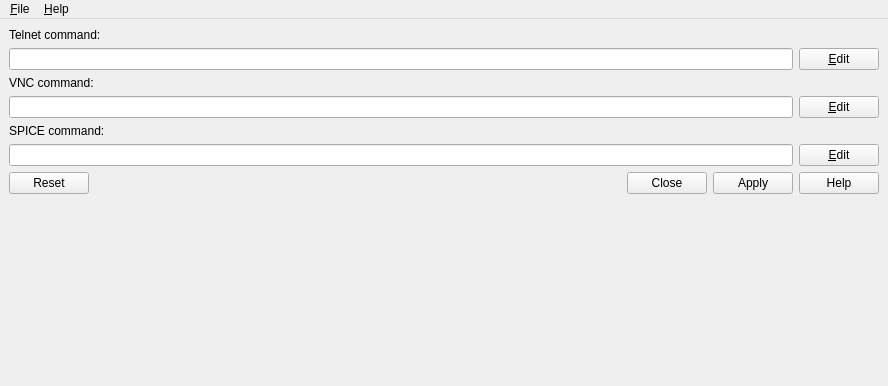
This is gns3_webclient_pack/ui/main_window.ui in GNS3/gns3-webclient-pack as Qt 5 draws it before an edit. The edited form follows.
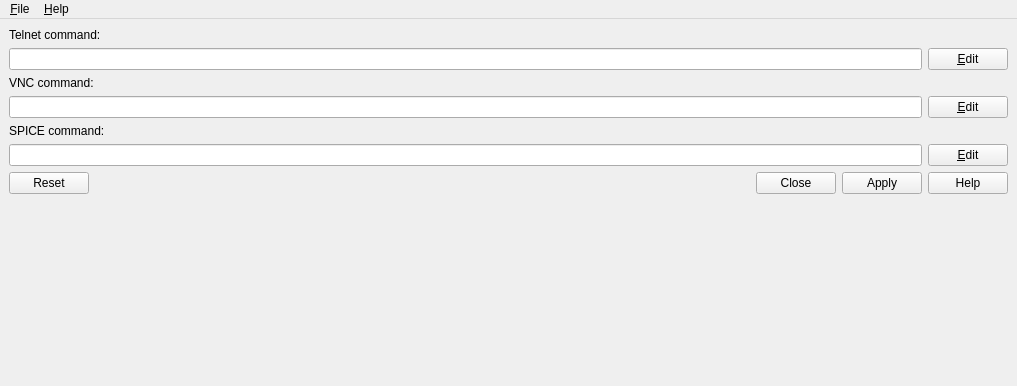
This is the edited form. Icons and pictures are not drawn.

Diff of the .ui file:
```diff
--- a/gns3_webclient_pack/ui/main_window.ui
+++ b/gns3_webclient_pack/ui/main_window.ui
@@ -9,7 +9,7 @@
    <rect>
     <x>0</x>
     <y>0</y>
-    <width>888</width>
+    <width>1017</width>
     <height>386</height>
    </rect>
   </property>
@@ -188,7 +188,7 @@
     <rect>
      <x>0</x>
      <y>0</y>
-     <width>888</width>
+     <width>1017</width>
      <height>42</height>
     </rect>
    </property>
```
